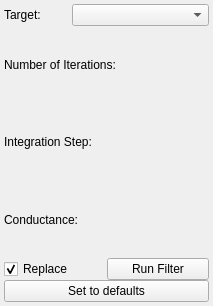
jessdtate/Seg3D, file Interface/ToolInterface/AnisotropicDiffusionFilterInterface.ui: the form before one commit.
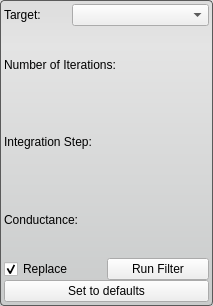
The form after the commit.

Commit message: updates to all tool interfaces

```diff
--- a/Interface/ToolInterface/AnisotropicDiffusionFilterInterface.ui
+++ b/Interface/ToolInterface/AnisotropicDiffusionFilterInterface.ui
@@ -11,7 +11,7 @@
    </rect>
   </property>
   <property name="sizePolicy">
-   <sizepolicy hsizetype="Preferred" vsizetype="Fixed">
+   <sizepolicy hsizetype="MinimumExpanding" vsizetype="Fixed">
     <horstretch>0</horstretch>
     <verstretch>0</verstretch>
    </sizepolicy>
@@ -37,6 +37,13 @@
   <property name="windowTitle">
    <string>Anisotropic Diffusion Filter</string>
   </property>
+  <property name="styleSheet">
+   <string notr="true">QWidget#AnisotropicDiffusionFilterInterface{
+	border-radius: 4px;
+	border: 1px solid rgb(90, 90, 90);
+	background-color: qlineargradient(spread:pad, x1:0.5, y1:0, x2:0.5, y2:0.960227, stop:0 rgba(221, 221, 221, 255), stop:0.155779 rgba(228, 228, 228, 255), stop:1 rgba(202, 204, 204, 255));      
+}</string>
+  </property>
   <layout class="QVBoxLayout" name="verticalLayout">
    <property name="spacing">
     <number>0</number>
```
The commit also changes 26 other files.
